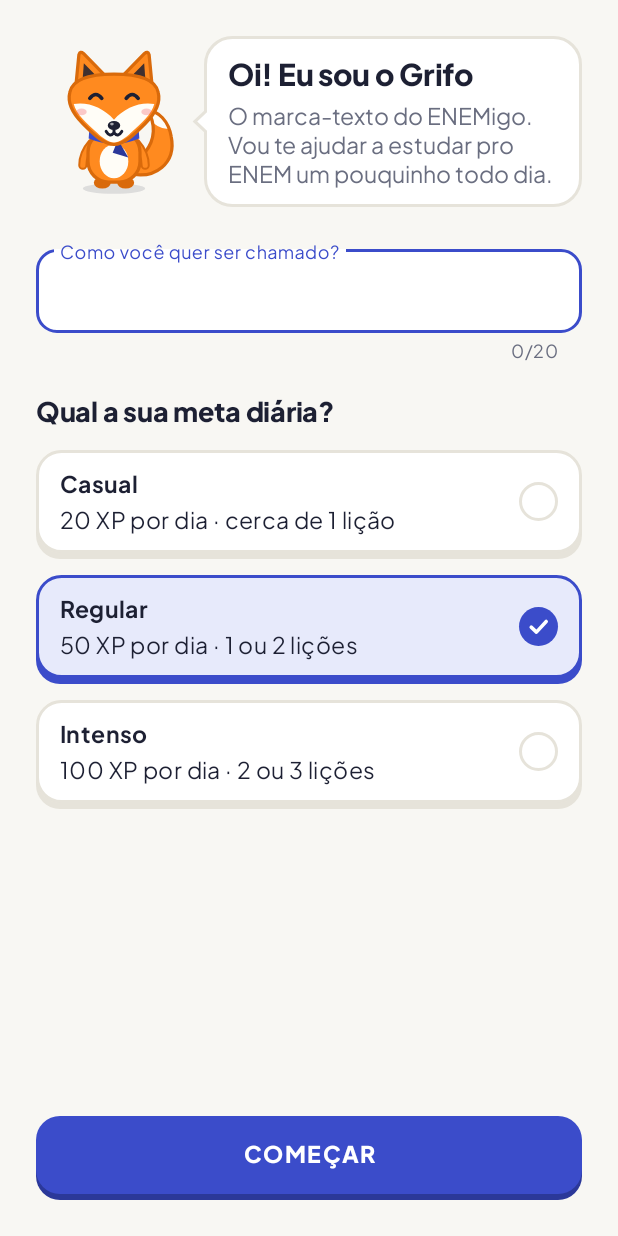
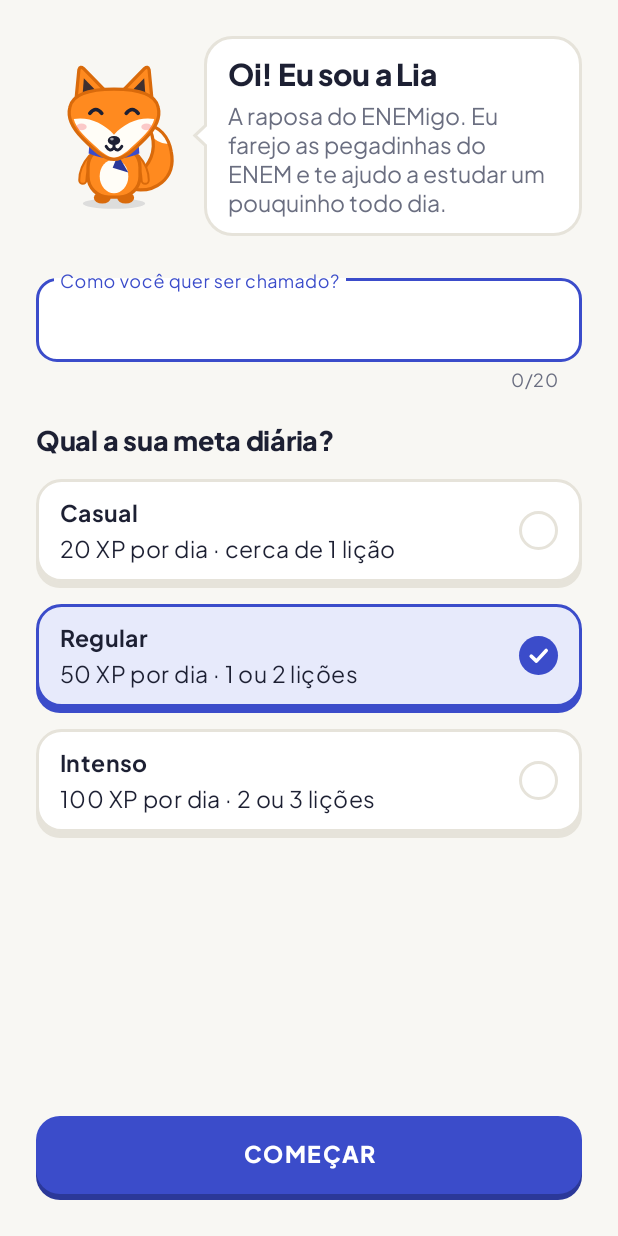
Before and after one commit to MuriloDPV/ENEMigo, an Android app: the screen it shows after launch (OnboardingActivity), on a phone screen of 412 x 824 dp. Run offline under Robolectric (Android 15) with nearby library versions, the phone set to English and light mode, and no system bars.

Commit message:
Textos: Grifo vira Lia (onboarding, celebração, README e spec)
Co-Authored-By: Claude Opus 5.5 <noreply@anthropic.com>

```diff
--- a/app/src/main/java/com/murilo/enemigo/ui/CelebracaoActivity.java
+++ b/app/src/main/java/com/murilo/enemigo/ui/CelebracaoActivity.java
@@ -37,7 +37,7 @@ import java.util.List;
 
 /**
  * Celebrações em tela cheia, uma depois da outra: lição perfeita, ofensiva aumentada, nível novo
- * e conquista nova. Cada uma tem confete, o Grifo comemorando e um som. CONTINUAR vai para a
+ * e conquista nova. Cada uma tem confete, a Lia comemorando e um som. CONTINUAR vai para a
  * próxima; o Voltar pula todas. No fim, abre a tela "próxima" se ela veio na Intent.
  */
 public class CelebracaoActivity extends AppCompatActivity {
--- a/app/src/main/java/com/murilo/enemigo/ui/OnboardingActivity.java
+++ b/app/src/main/java/com/murilo/enemigo/ui/OnboardingActivity.java
@@ -31,7 +31,7 @@ public class OnboardingActivity extends AppCompatActivity {
         super.onCreate(savedInstanceState);
         setContentView(R.layout.activity_onboarding);
 
-        // O Grifo se apresenta e fala do app
+        // A Lia se apresenta e fala do app
         ((TextView) findViewById(R.id.txt_titulo))
                 .setText(getString(R.string.onboarding_titulo, getString(R.string.mascote_nome)));
         ((TextView) findViewById(R.id.txt_subtitulo))
@@ -42,7 +42,7 @@ public class OnboardingActivity extends AppCompatActivity {
         edtNome = findViewById(R.id.edt_nome);
         rgMeta = findViewById(R.id.rg_meta);
 
-        // Escolher a meta deixa o Grifo animado.
+        // Escolher a meta deixa a Lia animada.
         rgMeta.setOnCheckedChangeListener((grupo, id) -> {
             mascote.setExpressao(MascoteView.Expressao.FELIZ);
             mascote.pular();
@@ -71,7 +71,7 @@ public class OnboardingActivity extends AppCompatActivity {
     @Override
     protected void onResume() {
         super.onResume();
-        // O Grifo balança enquanto espera, só com a tela à vista.
+        // A Lia balança enquanto espera, só com a tela à vista.
         mascote.balancar();
     }
 
--- a/app/src/main/java/com/murilo/enemigo/ui/QuizActivity.java
+++ b/app/src/main/java/com/murilo/enemigo/ui/QuizActivity.java
@@ -420,7 +420,7 @@ public class QuizActivity extends AppCompatActivity {
         divisorInferior.setVisibility(View.GONE);
         painelFeedback.setVisibility(View.VISIBLE);
         if (animar) {
-            // O painel sobe de baixo da tela e, quando chega, o Grifo pula ou balança a cabeça.
+            // O painel sobe de baixo da tela e, quando chega, a Lia pula ou balança a cabeça.
             painelFeedback.post(() -> {
                 painelFeedback.setTranslationY(painelFeedback.getHeight());
                 painelFeedback.animate()
@@ -454,7 +454,7 @@ public class QuizActivity extends AppCompatActivity {
         }
     }
 
-    /** O Grifo fica desbotado, "sem tinta", como as vidas. */
+    /** A Lia fica sem energia (orelhas caídas e desbotada), como as vidas. */
     private void mostrarVidasAcabaram() {
         Dialogos.semVidas(this, getString(R.string.vidas_acabaram_titulo),
                         getString(R.string.vidas_acabaram_mensagem))
--- a/app/src/main/java/com/murilo/enemigo/ui/ResultadoActivity.java
+++ b/app/src/main/java/com/murilo/enemigo/ui/ResultadoActivity.java
@@ -63,7 +63,7 @@ public class ResultadoActivity extends AppCompatActivity {
         boolean desbloqueou = recebida.getBooleanExtra(Constantes.EXTRA_DESBLOQUEOU, false);
         int vidasRecuperadas = recebida.getIntExtra(Constantes.EXTRA_VIDAS_RECUPERADAS, 0);
 
-        // O Grifo: comemorando (perfeito), feliz (concluída) ou pensando (quase lá)
+        // A Lia: comemorando (perfeito), feliz (concluída) ou pensando (quase lá)
         TextView txtTitulo = findViewById(R.id.txt_titulo);
         if (acertos == total) {
             txtTitulo.setText(R.string.resultado_perfeito);
@@ -162,7 +162,7 @@ public class ResultadoActivity extends AppCompatActivity {
     @Override
     protected void onPause() {
         super.onPause();
-        // Escondido atrás de uma celebração, o Grifo descansa.
+        // Escondido atrás de uma celebração, a Lia descansa.
         mascote.parar();
     }
 
--- a/app/src/main/java/com/murilo/enemigo/ui/RevisaoFragment.java
+++ b/app/src/main/java/com/murilo/enemigo/ui/RevisaoFragment.java
@@ -88,7 +88,7 @@ public class RevisaoFragment extends Fragment {
     @Override
     public void onPause() {
         super.onPause();
-        // Fora da tela, o Grifo do caderno vazio para de balançar.
+        // Fora da tela, a Lia do caderno vazio para de balançar.
         View view = getView();
         if (view != null) {
             ((MascoteView) view.findViewById(R.id.mascote_vazio)).parar();
--- a/app/src/main/res/layout/activity_celebracao.xml
+++ b/app/src/main/res/layout/activity_celebracao.xml
@@ -7,7 +7,7 @@
     android:layout_height="match_parent"
     android:background="@color/marca_primaria">
 
-    <!-- Sem recorte: o Grifo pula para fora da própria linha -->
+    <!-- Sem recorte: a Lia pula para fora da própria linha -->
     <LinearLayout
         android:layout_width="match_parent"
         android:layout_height="match_parent"
@@ -97,7 +97,7 @@
             android:layout_weight="1"
             android:minHeight="16dp" />
 
-        <!-- O Grifo comemora e fala num balão -->
+        <!-- A Lia comemora e fala num balão -->
         <LinearLayout
             android:layout_width="match_parent"
             android:layout_height="wrap_content"
--- a/app/src/main/res/layout/activity_onboarding.xml
+++ b/app/src/main/res/layout/activity_onboarding.xml
@@ -6,7 +6,7 @@
     android:background="@color/fundo"
     android:fillViewport="true">
 
-    <!-- Sem recorte: o Grifo pula para a margem de cima -->
+    <!-- Sem recorte: a Lia pula para a margem de cima -->
     <LinearLayout
         android:layout_width="match_parent"
         android:layout_height="wrap_content"
@@ -17,7 +17,7 @@
         android:paddingTop="24dp"
         android:paddingBottom="24dp">
 
-        <!-- O Grifo se apresenta num balão de fala -->
+        <!-- A Lia se apresenta num balão de fala -->
         <LinearLayout
             android:layout_width="match_parent"
             android:layout_height="wrap_content"
--- a/app/src/main/res/layout/activity_quiz.xml
+++ b/app/src/main/res/layout/activity_quiz.xml
@@ -181,7 +181,7 @@
             android:enabled="false"
             android:text="@string/btn_verificar" />
 
-        <!-- Sobe de baixo depois do VERIFICAR. Sem recorte: o Grifo pula para a margem de cima. -->
+        <!-- Sobe de baixo depois do VERIFICAR. Sem recorte: a Lia pula para a margem de cima. -->
         <LinearLayout
             android:id="@+id/painel_feedback"
             android:layout_width="match_parent"
@@ -201,7 +201,7 @@
                 android:gravity="center_vertical"
                 android:orientation="horizontal">
 
-                <!-- O Grifo reage: feliz e pulando no acerto, triste e tremendo no erro -->
+                <!-- A Lia reage: feliz e pulando no acerto, triste e tremendo no erro -->
                 <com.murilo.enemigo.ui.componente.MascoteView
                     android:id="@+id/mascote_feedback"
                     android:layout_width="60dp"
--- a/app/src/main/res/layout/activity_resultado.xml
+++ b/app/src/main/res/layout/activity_resultado.xml
@@ -6,7 +6,7 @@
     android:background="@color/fundo"
     android:fillViewport="true">
 
-    <!-- Sem recorte: o Grifo pula para fora do halo -->
+    <!-- Sem recorte: a Lia pula para fora do halo -->
     <LinearLayout
         android:layout_width="match_parent"
         android:layout_height="wrap_content"
@@ -21,7 +21,7 @@
             android:layout_height="0dp"
             android:layout_weight="1" />
 
-        <!-- O Grifo num círculo com halo: comemorando (perfeito), feliz (concluída) ou pensando -->
+        <!-- A Lia num círculo com halo: comemorando (perfeito), feliz (concluída) ou pensando -->
         <FrameLayout
             android:id="@+id/halo_resultado"
             android:layout_width="156dp"
--- a/app/src/main/res/layout/fragment_revisao.xml
+++ b/app/src/main/res/layout/fragment_revisao.xml
@@ -76,7 +76,7 @@
         android:paddingHorizontal="16dp"
         android:visibility="gone">
 
-        <!-- O Grifo comemora o caderno limpo, num círculo verde -->
+        <!-- A Lia comemora o caderno limpo, num círculo verde -->
         <FrameLayout
             android:layout_width="136dp"
             android:layout_height="136dp"
--- a/app/src/main/res/values/strings.xml
+++ b/app/src/main/res/values/strings.xml
@@ -1,8 +1,8 @@
 <resources>
     <!-- Nome do app: usado no ícone, na abertura e nos textos que falam do app -->
     <string name="app_name">ENEMigo</string>
-    <!-- Nome do mascote (o marca-texto) -->
-    <string name="mascote_nome">Grifo</string>
+    <!-- Nome da mascote (a raposa) -->
+    <string name="mascote_nome">Lia</string>
 
     <!-- Abas -->
     <string name="aba_inicio">Início</string>
@@ -101,8 +101,8 @@
     </plurals>
 
     <!-- Onboarding (quem fala é o mascote) -->
-    <string name="onboarding_titulo">Oi! Eu sou o %1$s</string>
-    <string name="onboarding_subtitulo">O marca-texto do %1$s. Vou te ajudar a estudar pro ENEM um pouquinho todo dia.</string>
+    <string name="onboarding_titulo">Oi! Eu sou a %1$s</string>
+    <string name="onboarding_subtitulo">A raposa do %1$s. Eu farejo as pegadinhas do ENEM e te ajudo a estudar um pouquinho todo dia.</string>
     <string name="onboarding_hint_nome">Como você quer ser chamado?</string>
     <string name="onboarding_pergunta_meta">Qual a sua meta diária?</string>
     <string name="meta_casual"><b>Casual</b>\n20 XP por dia · cerca de 1 lição</string>
@@ -156,10 +156,10 @@
     <string name="stat_minutos_valor">%1$d min</string>
     <string name="stat_sem_valor">—</string>
 
-    <!-- Celebrações em tela cheia (a "fala" é do Grifo) -->
+    <!-- Celebrações em tela cheia (a "fala" é da Lia) -->
     <string name="celebracao_perfeita_titulo">Lição perfeita!</string>
     <string name="celebracao_perfeita_subtitulo">Você acertou todas as questões. +%1$d XP de bônus!</string>
-    <string name="celebracao_perfeita_fala">Gabaritou! Nem eu grifo tão certinho.</string>
+    <string name="celebracao_perfeita_fala">Gabaritou! Nenhuma pegadinha te pegou.</string>
     <plurals name="celebracao_ofensiva_titulo">
         <item quantity="one">Ofensiva de %1$d dia!</item>
         <item quantity="other">Ofensiva de %1$d dias!</item>
```
Also changed, not shown: 2 other files.
